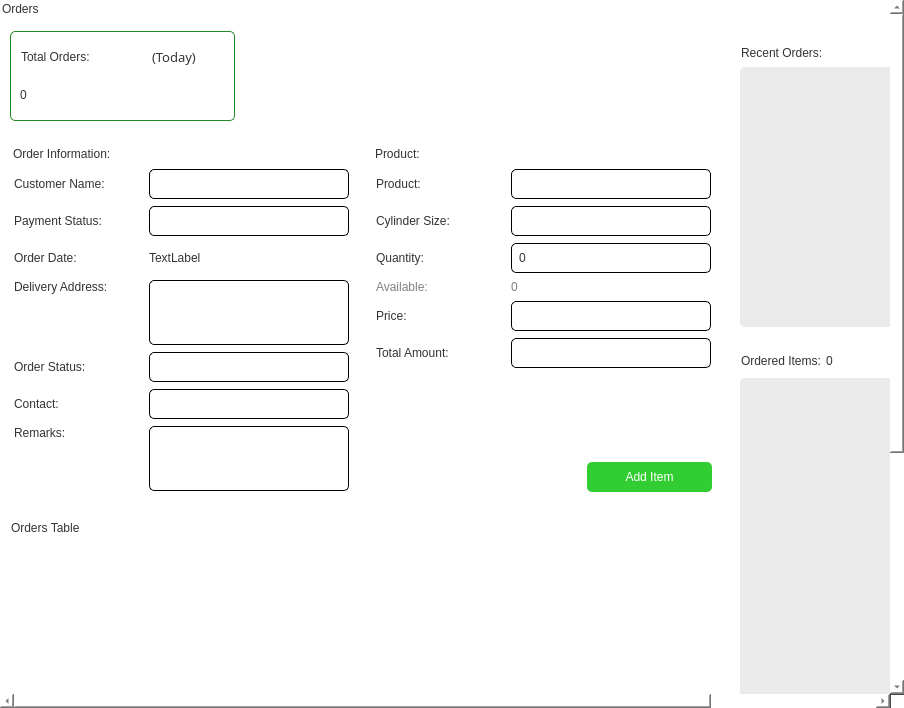
Before: the Qt Designer form app/src/ui/final_ui/orders_page.ui in Kazu0210/Inventory-System, drawn with Qt 5.
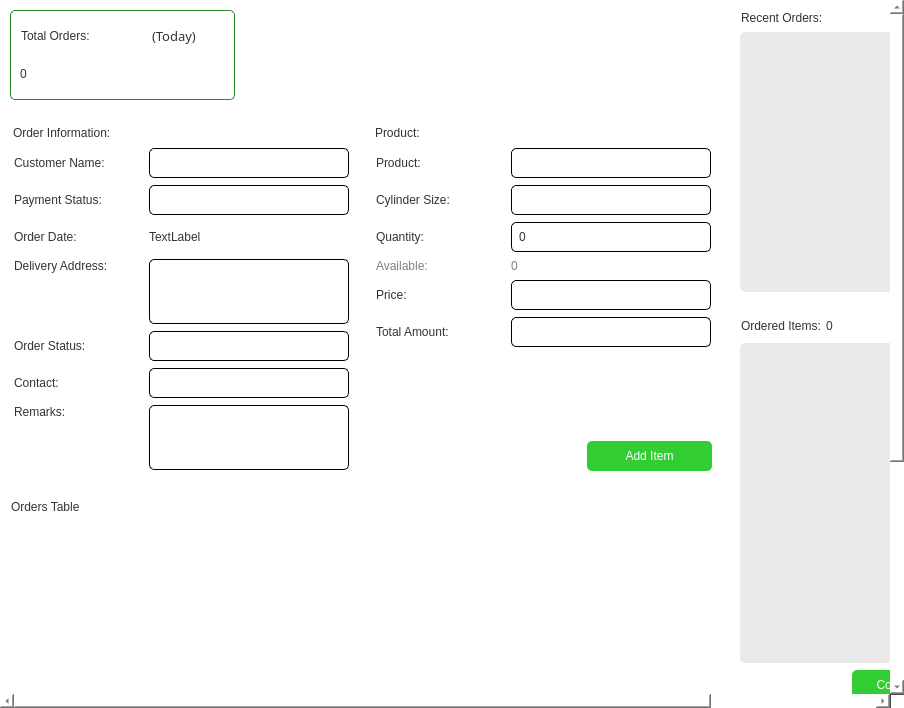
After: the same form once the commit is applied.

Diff of the .ui file:
```diff
--- a/app/src/ui/final_ui/orders_page.ui
+++ b/app/src/ui/final_ui/orders_page.ui
@@ -73,7 +73,48 @@
    <item>
     <widget class="QScrollArea" name="scrollArea">
      <property name="styleSheet">
-      <string notr="true"/>
+      <string notr="true">#scrollArea{
+border: none;
+}
+QScrollBar:hover{
+ cursor: pointer;
+}
+            QScrollBar:vertical {
+                border: none;
+                background: #F0F0F0;
+                width: 14px;
+                margin: 0px 0px 0px 0px;
+            }
+            QScrollBar::handle:vertical {
+                background: #90A4AE;
+                border-radius: 7px;
+                min-height: 30px;
+            }
+            QScrollBar::add-line:vertical, QScrollBar::sub-line:vertical {
+                height: 0px;
+                background: none;
+            }
+            QScrollBar::add-page:vertical, QScrollBar::sub-page:vertical {
+                background: #F0F0F0;
+            }
+            QScrollBar:horizontal {
+                border: none;
+                background: #f0f0f0;
+                height: 14px;
+                margin: 0px 0px 0px 0px;
+            }
+            QScrollBar::handle:horizontal {
+                background: #90A4AE;
+                border-radius: 7px;
+                min-width: 14px;
+            }
+            QScrollBar::add-line:horizontal, QScrollBar::sub-line:horizontal {
+                width: 0px;
+                background: none;
+            }
+            QScrollBar::add-page:horizontal, QScrollBar::sub-page:horizontal {
+                background: #f0f0f0;
+            }</string>
      </property>
      <property name="widgetResizable">
       <bool>true</bool>
@@ -81,10 +122,10 @@
      <widget class="QWidget" name="scrollAreaWidgetContents">
       <property name="geometry">
        <rect>
-        <x>-213</x>
-        <y>-345</y>
+        <x>-210</x>
+        <y>0</y>
         <width>1100</width>
-        <height>1103</height>
+        <height>1064</height>
        </rect>
       </property>
       <layout class="QHBoxLayout" name="horizontalLayout_17">
@@ -133,44 +174,6 @@
           <property name="bottomMargin">
            <number>0</number>
           </property>
-          <item>
-           <widget class="QFrame" name="frame">
-            <property name="frameShape">
-             <enum>QFrame::StyledPanel</enum>
-            </property>
-            <property name="frameShadow">
-             <enum>QFrame::Raised</enum>
-            </property>
-            <layout class="QHBoxLayout" name="horizontalLayout">
-             <property name="spacing">
-              <number>0</number>
-             </property>
-             <property name="leftMargin">
-              <number>0</number>
-             </property>
-             <property name="topMargin">
-              <number>0</number>
-             </property>
-             <property name="rightMargin">
-              <number>0</number>
-             </property>
-             <property name="bottomMargin">
-              <number>0</number>
-             </property>
-             <item>
-              <widget class="QLabel" name="label">
-               <property name="styleSheet">
-                <string notr="true">font: 87 16pt &quot;Noto Sans Black&quot;;
-color: #333333;</string>
-               </property>
-               <property name="text">
-                <string>Orders</string>
-               </property>
-              </widget>
-             </item>
-            </layout>
-           </widget>
-          </item>
           <item>
            <widget class="QFrame" name="frame_21">
             <property name="styleSheet">
@@ -1609,22 +1612,6 @@
           <property name="bottomMargin">
            <number>0</number>
           </property>
-          <item>
-           <spacer name="verticalSpacer">
-            <property name="orientation">
-             <enum>Qt::Vertical</enum>
-            </property>
-            <property name="sizeType">
-             <enum>QSizePolicy::Fixed</enum>
-            </property>
-            <property name="sizeHint" stdset="0">
-             <size>
-              <width>20</width>
-              <height>35</height>
-             </size>
-            </property>
-           </spacer>
-          </item>
           <item>
            <widget class="QFrame" name="frame_23">
             <property name="sizePolicy">
```
